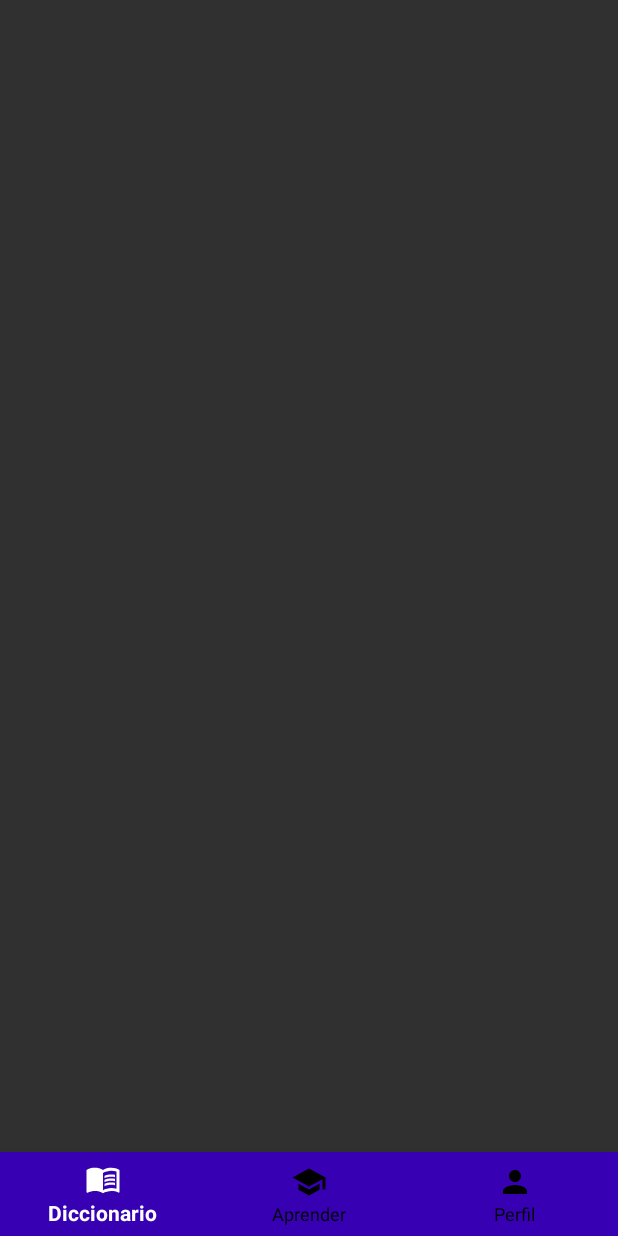
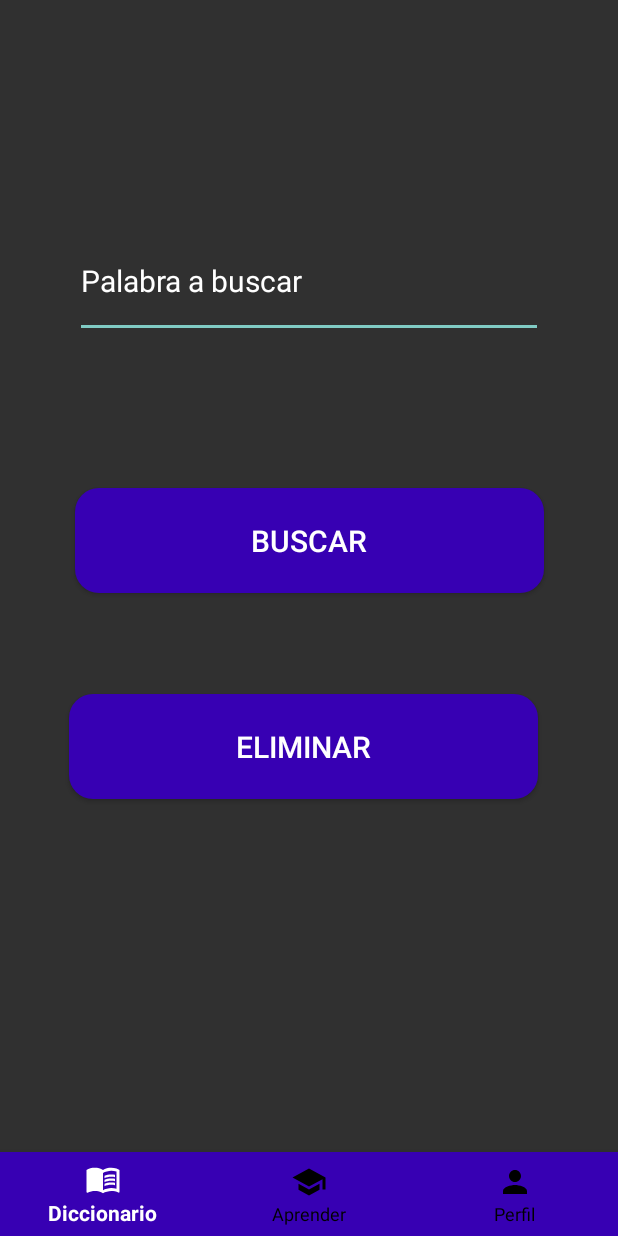
Before and after one commit to andreysolano/Diccionario-LSC, an Android app: the layout activity_diccionario.xml on its own in the app's theme, with its tools: preview values and no code run, on a phone screen of 412 x 824 dp. Run offline under Robolectric (Android 15) with nearby library versions, the phone set to English and light mode, and no system bars.

Commit message:
Update activity_diccionario.xml

```diff
--- a/DiccionarioLSC/app/src/main/res/layout/activity_diccionario.xml
+++ b/DiccionarioLSC/app/src/main/res/layout/activity_diccionario.xml
@@ -19,11 +19,49 @@
 
     </com.google.android.material.bottomnavigation.BottomNavigationView>
 
-    <ListView
-        android:id="@+id/VistaListaDiccionario"
-        android:layout_width="match_parent"
-        android:layout_height="match_parent"
+    <EditText
+        android:id="@+id/ingresoPalabra"
+        android:layout_width="322dp"
+        android:layout_height="75dp"
         android:layout_alignParentStart="true"
-        android:layout_marginStart="0dp" />
+        android:layout_alignParentTop="true"
+        android:layout_alignParentEnd="true"
+        android:layout_marginStart="50dp"
+        android:layout_marginTop="150dp"
+        android:layout_marginEnd="50dp"
+        android:autofillHints=""
+        android:ems="10"
+        android:inputType="textPersonName"
+        android:text="Palabra a buscar"
+        android:textSize="20sp" />
+
+    <Button
+        android:id="@+id/botonBuscar"
+        android:layout_width="wrap_content"
+        android:layout_height="70dp"
+        android:layout_below="@+id/ingresoPalabra"
+        android:layout_alignParentStart="true"
+        android:layout_alignParentEnd="true"
+        android:layout_marginStart="50dp"
+        android:layout_marginTop="100dp"
+        android:layout_marginEnd="49dp"
+        android:text="Buscar"
+        android:textSize="20sp"
+        android:background="@drawable/button_invited"/>
+
+    <Button
+        android:id="@+id/botonEliminar"
+        android:layout_width="wrap_content"
+        android:layout_height="70dp"
+        android:layout_below="@+id/ingresoPalabra"
+        android:layout_alignParentStart="true"
+        android:layout_alignParentEnd="true"
+        android:layout_marginStart="46dp"
+        android:layout_marginTop="237dp"
+        android:layout_marginEnd="53dp"
+        android:background="@drawable/button_invited"
+        android:text="Eliminar"
+        android:textSize="20sp" />
+
 
 </RelativeLayout>
```
